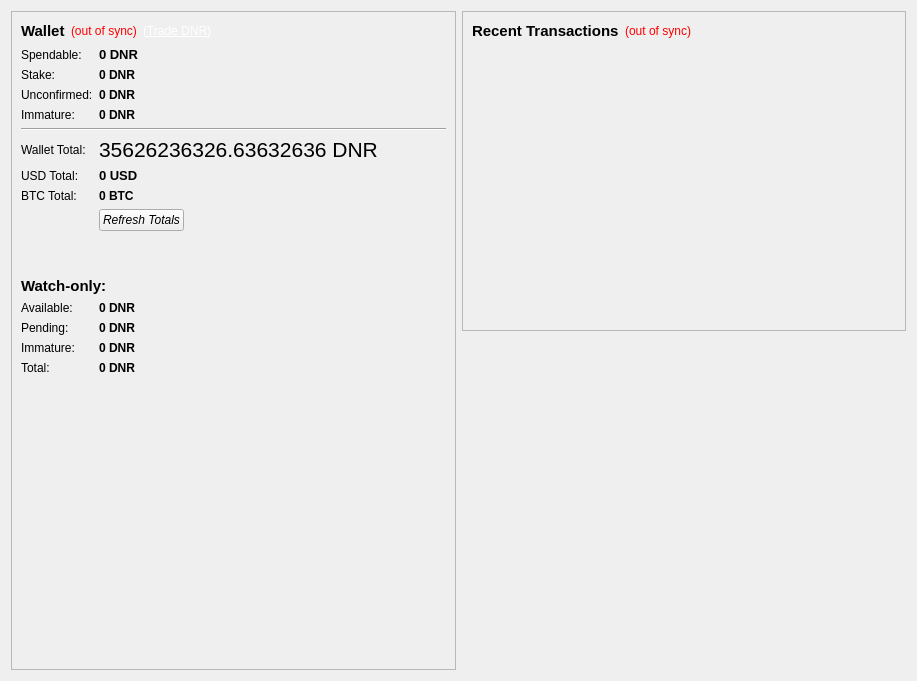
Before: the Qt Designer form src/qt/forms/overviewpage.ui in metaspartan/denarius, drawn with Qt 5.
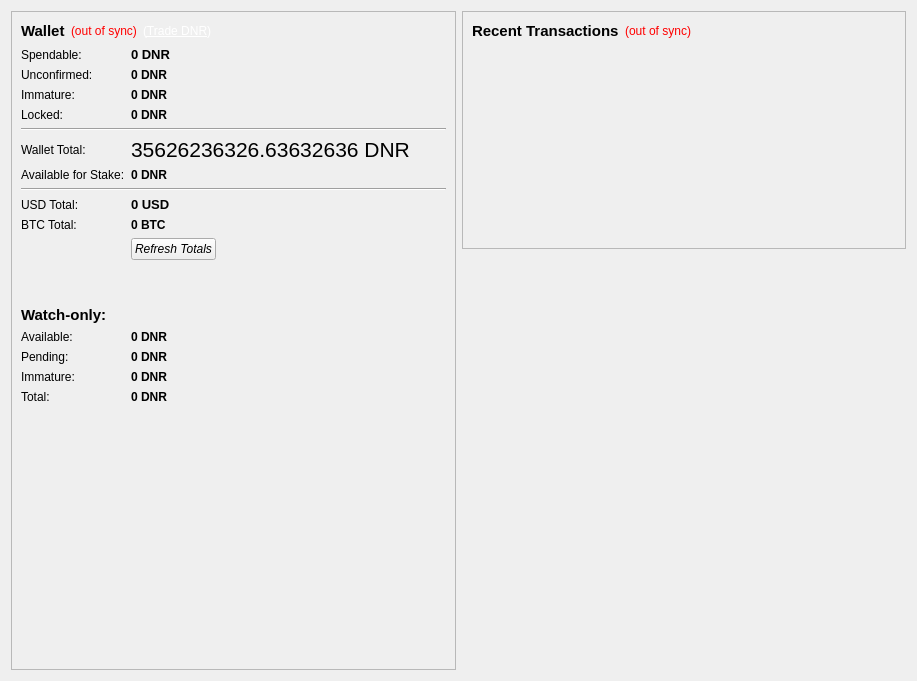
After: the same form once the commit is applied. Icons and pictures are not drawn.

Commit message: ui elements for locked balance change representation of immature and stake balances fix getbalance calls for immature coins

What changed in the file:
```diff
--- a/src/qt/forms/overviewpage.ui
+++ b/src/qt/forms/overviewpage.ui
@@ -25,19 +25,6 @@
         <enum>QFrame::Raised</enum>
        </property>
        <layout class="QGridLayout" name="gridLayout_2">
-        <item row="2" column="0">
-         <spacer name="verticalSpacer">
-          <property name="orientation">
-           <enum>Qt::Vertical</enum>
-          </property>
-          <property name="sizeHint" stdset="0">
-           <size>
-            <width>20</width>
-            <height>40</height>
-           </size>
-          </property>
-         </spacer>
-        </item>
         <item row="0" column="0">
          <layout class="QHBoxLayout" name="horizontalLayout_4">
           <item>
@@ -100,7 +87,36 @@
         </item>
         <item row="1" column="0">
          <layout class="QGridLayout" name="gridLayout">
-          <item row="5" column="1">
+          <item row="7" column="0">
+           <widget class="QLabel" name="labelStakeText">
+            <property name="text">
+             <string>Available for Stake:</string>
+            </property>
+           </widget>
+          </item>
+          <item row="7" column="1">
+           <widget class="QLabel" name="labelStake">
+            <property name="font">
+             <font>
+              <weight>75</weight>
+              <bold>true</bold>
+             </font>
+            </property>
+            <property name="cursor">
+             <cursorShape>IBeamCursor</cursorShape>
+            </property>
+            <property name="toolTip">
+             <string>Total of coins that was staked, and do not yet count toward the current balance</string>
+            </property>
+            <property name="text">
+             <string notr="true">0 DNR</string>
+            </property>
+            <property name="textInteractionFlags">
+             <set>Qt::LinksAccessibleByMouse|Qt::TextSelectableByKeyboard|Qt::TextSelectableByMouse</set>
+            </property>
+           </widget>
+          </item>
+          <item row="6" column="1">
            <widget class="QLabel" name="labelTotal">
             <property name="font">
              <font>
@@ -123,35 +139,108 @@
             </property>
            </widget>
           </item>
-          <item row="8" column="0">
+          <item row="19" column="0">
+           <widget class="QLabel" name="watch4">
+            <property name="text">
+             <string>Total:</string>
+            </property>
+           </widget>
+          </item>
+          <item row="19" column="1">
+           <widget class="QLabel" name="labelWatchTotal">
+            <property name="font">
+             <font>
+              <weight>75</weight>
+              <bold>true</bold>
+             </font>
+            </property>
+            <property name="cursor">
+             <cursorShape>IBeamCursor</cursorShape>
+            </property>
+            <property name="toolTip">
+             <string>Current total balance in watch-only addresses</string>
+            </property>
+            <property name="text">
+             <string notr="true">0 DNR</string>
+            </property>
+            <property name="alignment">
+             <set>Qt::AlignLeading|Qt::AlignLeft|Qt::AlignVCenter</set>
+            </property>
+            <property name="textInteractionFlags">
+             <set>Qt::LinksAccessibleByMouse|Qt::TextSelectableByKeyboard|Qt::TextSelectableByMouse</set>
+            </property>
+           </widget>
+          </item>
+          <item row="18" column="1">
+           <widget class="QLabel" name="labelWatchImmature">
+            <property name="font">
+             <font>
+              <weight>75</weight>
+              <bold>true</bold>
+             </font>
+            </property>
+            <property name="cursor">
+             <cursorShape>IBeamCursor</cursorShape>
+            </property>
+            <property name="toolTip">
+             <string>Mined balance in watch-only addresses that has not yet matured</string>
+            </property>
+            <property name="text">
+             <string notr="true">0 DNR</string>
+            </property>
+            <property name="alignment">
+             <set>Qt::AlignLeading|Qt::AlignLeft|Qt::AlignVCenter</set>
+            </property>
+            <property name="textInteractionFlags">
+             <set>Qt::LinksAccessibleByMouse|Qt::TextSelectableByKeyboard|Qt::TextSelectableByMouse</set>
+            </property>
+           </widget>
+          </item>
+          <item row="16" column="1">
+           <widget class="QLabel" name="labelWatchAvailable">
+            <property name="font">
+             <font>
+              <weight>75</weight>
+              <bold>true</bold>
+             </font>
+            </property>
+            <property name="cursor">
+             <cursorShape>IBeamCursor</cursorShape>
+            </property>
+            <property name="toolTip">
+             <string>Your current balance in watch-only addresses</string>
+            </property>
+            <property name="text">
+             <string notr="true">0 DNR</string>
+            </property>
+            <property name="alignment">
+             <set>Qt::AlignLeading|Qt::AlignLeft|Qt::AlignVCenter</set>
+            </property>
+            <property name="textInteractionFlags">
+             <set>Qt::LinksAccessibleByMouse|Qt::TextSelectableByKeyboard|Qt::TextSelectableByMouse</set>
+            </property>
+           </widget>
+          </item>
+          <item row="5" column="0" colspan="3">
+           <widget class="Line" name="line">
+            <property name="sizePolicy">
+             <sizepolicy hsizetype="Expanding" vsizetype="Fixed">
+              <horstretch>0</horstretch>
+              <verstretch>0</verstretch>
+             </sizepolicy>
+            </property>
+            <property name="orientation">
+             <enum>Qt::Horizontal</enum>
+            </property>
+           </widget>
+          </item>
+          <item row="11" column="0">
            <widget class="QLabel" name="btctotal">
             <property name="text">
              <string>BTC Total:</string>
             </property>
            </widget>
           </item>
-          <item row="8" column="1" colspan="2">
-           <widget class="QLabel" name="labelBTCTotal">
-            <property name="font">
-             <font>
-              <weight>75</weight>
-              <bold>true</bold>
-             </font>
-            </property>
-            <property name="cursor">
-             <cursorShape>IBeamCursor</cursorShape>
-            </property>
-            <property name="toolTip">
-             <string>Your current total balance estimated in BTC, Rate is not updated often</string>
-            </property>
-            <property name="text">
-             <string>0 BTC</string>
-            </property>
-            <property name="textInteractionFlags">
-             <set>Qt::LinksAccessibleByMouse|Qt::TextSelectableByKeyboard|Qt::TextSelectableByMouse</set>
-            </property>
-           </widget>
-          </item>
           <item row="0" column="1" colspan="2">
            <widget class="QLabel" name="labelBalance">
             <property name="font">
@@ -175,7 +264,7 @@
             </property>
            </widget>
           </item>
-          <item row="7" column="1" colspan="2">
+          <item row="10" column="1" colspan="2">
            <widget class="QLabel" name="labelUSDTotal">
             <property name="font">
              <font>
@@ -198,7 +287,102 @@
             </property>
            </widget>
           </item>
-          <item row="9" column="1" colspan="2">
+          <item row="14" column="0">
+           <spacer name="verticalSpacer_3">
+            <property name="orientation">
+             <enum>Qt::Vertical</enum>
+            </property>
+            <property name="sizeType">
+             <enum>QSizePolicy::Fixed</enum>
+            </property>
+            <property name="sizeHint" stdset="0">
+             <size>
+              <width>20</width>
+              <height>40</height>
+             </size>
+            </property>
+           </spacer>
+          </item>
+          <item row="17" column="0">
+           <widget class="QLabel" name="watch2">
+            <property name="text">
+             <string>Pending:</string>
+            </property>
+           </widget>
+          </item>
+          <item row="3" column="1" colspan="2">
+           <widget class="QLabel" name="labelImmature">
+            <property name="font">
+             <font>
+              <weight>75</weight>
+              <bold>true</bold>
+             </font>
+            </property>
+            <property name="toolTip">
+             <string>Balance from new stakes or coins that is not mature enough to be spent</string>
+            </property>
+            <property name="text">
+             <string notr="true">0 DNR</string>
+            </property>
+            <property name="textInteractionFlags">
+             <set>Qt::LinksAccessibleByMouse|Qt::TextSelectableByKeyboard|Qt::TextSelectableByMouse</set>
+            </property>
+           </widget>
+          </item>
+          <item row="2" column="1" colspan="2">
+           <widget class="QLabel" name="labelUnconfirmed">
+            <property name="font">
+             <font>
+              <weight>75</weight>
+              <bold>true</bold>
+             </font>
+            </property>
+            <property name="cursor">
+             <cursorShape>IBeamCursor</cursorShape>
+            </property>
+            <property name="toolTip">
+             <string>Total of transactions that have yet to be confirmed, and do not yet count toward the current balance</string>
+            </property>
+            <property name="text">
+             <string notr="true">0 DNR</string>
+            </property>
+            <property name="textInteractionFlags">
+             <set>Qt::LinksAccessibleByMouse|Qt::TextSelectableByKeyboard|Qt::TextSelectableByMouse</set>
+            </property>
+           </widget>
+          </item>
+          <item row="0" column="0">
+           <widget class="QLabel" name="label">
+            <property name="text">
+             <string>Spendable:</string>
+            </property>
+           </widget>
+          </item>
+          <item row="10" column="0">
+           <widget class="QLabel" name="usdtotal">
+            <property name="text">
+             <string>USD Total:</string>
+            </property>
+           </widget>
+          </item>
+          <item row="15" column="0" colspan="2">
+           <widget class="QLabel" name="labelWatchonly">
+            <property name="font">
+             <font>
+              <pointsize>11</pointsize>
+              <weight>75</weight>
+              <bold>true</bold>
+             </font>
+            </property>
+            <property name="text">
+             <string>Watch-only:</string>
+            </property>
+            <property name="alignment">
+             <set>Qt::AlignLeading|Qt::AlignLeft|Qt::AlignVCenter</set>
+            </property>
+           </widget>
+          </item>
+          <item row="12" column="1" colspan="2">
            <widget class="QPushButton" name="refreshButton">
             <property name="sizePolicy">
              <sizepolicy hsizetype="Fixed" vsizetype="Fixed">
@@ -241,8 +425,15 @@
             </property>
            </widget>
           </item>
-          <item row="1" column="1" colspan="2">
-           <widget class="QLabel" name="labelStake">
+          <item row="3" column="0">
+           <widget class="QLabel" name="labelImmatureText">
+            <property name="text">
+             <string>Immature:</string>
+            </property>
+           </widget>
+          </item>
+          <item row="11" column="1" colspan="2">
+           <widget class="QLabel" name="labelBTCTotal">
             <property name="font">
              <font>
               <weight>75</weight>
@@ -253,10 +444,10 @@
              <cursorShape>IBeamCursor</cursorShape>
             </property>
             <property name="toolTip">
-             <string>Total of coins that was staked, and do not yet count toward the current balance</string>
+             <string>Your current total balance estimated in BTC, Rate is not updated often</string>
             </property>
             <property name="text">
-             <string notr="true">0 DNR</string>
+             <string>0 BTC</string>
             </property>
             <property name="textInteractionFlags">
              <set>Qt::LinksAccessibleByMouse|Qt::TextSelectableByKeyboard|Qt::TextSelectableByMouse</set>
@@ -270,185 +461,35 @@
             </property>
            </widget>
           </item>
-          <item row="5" column="0">
+          <item row="6" column="0">
            <widget class="QLabel" name="labelTotalText">
             <property name="text">
              <string>Wallet Total:</string>
             </property>
            </widget>
           </item>
-          <item row="3" column="0">
-           <widget class="QLabel" name="labelImmatureText">
-            <property name="text">
-             <string>Immature:</string>
-            </property>
-           </widget>
-          </item>
-          <item row="7" column="0">
-           <widget class="QLabel" name="usdtotal">
-            <property name="text">
-             <string>USD Total:</string>
-            </property>
-           </widget>
-          </item>
-          <item row="12" column="0" colspan="2">
-           <widget class="QLabel" name="labelWatchonly">
-            <property name="font">
-             <font>
-              <pointsize>11</pointsize>
-              <weight>75</weight>
-              <bold>true</bold>
-             </font>
-            </property>
-            <property name="text">
-             <string>Watch-only:</string>
-            </property>
-            <property name="alignment">
-             <set>Qt::AlignLeading|Qt::AlignLeft|Qt::AlignVCenter</set>
-            </property>
-           </widget>
-          </item>
-          <item row="0" column="0">
-           <widget class="QLabel" name="label">
-            <property name="text">
-             <string>Spendable:</string>
-            </property>
-           </widget>
-          </item>
-          <item row="2" column="1" colspan="2">
-           <widget class="QLabel" name="labelUnconfirmed">
-            <property name="font">
-             <font>
-              <weight>75</weight>
-              <bold>true</bold>
-             </font>
-            </property>
-            <property name="cursor">
-             <cursorShape>IBeamCursor</cursorShape>
-            </property>
-            <property name="toolTip">
-             <string>Total of transactions that have yet to be confirmed, and do not yet count toward the current balance</string>
-            </property>
-            <property name="text">
-             <string notr="true">0 DNR</string>
-            </property>
-            <property name="textInteractionFlags">
-             <set>Qt::LinksAccessibleByMouse|Qt::TextSelectableByKeyboard|Qt::TextSelectableByMouse</set>
-            </property>
-           </widget>
-          </item>
-          <item row="13" column="0">
+          <item row="16" column="0">
            <widget class="QLabel" name="watch1">
             <property name="text">
              <string>Available:</string>
             </property>
            </widget>
           </item>
-          <item row="1" column="0">
-           <widget class="QLabel" name="stakelabel">
-            <property name="text">
-             <string>Stake:</string>
-            </property>
-           </widget>
-          </item>
-          <item row="3" column="1" colspan="2">
-           <widget class="QLabel" name="labelImmature">
-            <property name="font">
-             <font>
-              <weight>75</weight>
-              <bold>true</bold>
-             </font>
-            </property>
-            <property name="toolTip">
-             <string>Mined balance that has not yet matured</string>
-            </property>
-            <property name="text">
-             <string notr="true">0 DNR</string>
-            </property>
-            <property name="textInteractionFlags">
-             <set>Qt::LinksAccessibleByMouse|Qt::TextSelectableByKeyboard|Qt::TextSelectableByMouse</set>
-            </property>
-           </widget>
-          </item>
-          <item row="4" column="0" colspan="3">
-           <widget class="Line" name="line">
-            <property name="orientation">
-             <enum>Qt::Horizontal</enum>
-            </property>
-           </widget>
-          </item>
-          <item row="16" column="0">
-           <widget class="QLabel" name="watch4">
-            <property name="text">
-             <string>Total:</string>
-            </property>
-           </widget>
-          </item>
-          <item row="15" column="0">
+          <item row="18" column="0">
            <widget class="QLabel" name="watch3">
             <property name="text">
              <string>Immature:</string>
             </property>
            </widget>
           </item>
-          <item row="14" column="0">
-           <widget class="QLabel" name="watch2">
+          <item row="4" column="0">
+           <widget class="QLabel" name="labelLockedText">
             <property name="text">
-             <string>Pending:</string>
+             <string>Locked:</string>
             </property>
            </widget>
           </item>
-          <item row="16" column="1">
-           <widget class="QLabel" name="labelWatchTotal">
-            <property name="font">
-             <font>
-              <weight>75</weight>
-              <bold>true</bold>
-             </font>
-            </property>
-            <property name="cursor">
-             <cursorShape>IBeamCursor</cursorShape>
-            </property>
-            <property name="toolTip">
-             <string>Current total balance in watch-only addresses</string>
-            </property>
-            <property name="text">
-             <string notr="true">0 DNR</string>
-            </property>
-            <property name="alignment">
-             <set>Qt::AlignLeading|Qt::AlignLeft|Qt::AlignVCenter</set>
-            </property>
-            <property name="textInteractionFlags">
-             <set>Qt::LinksAccessibleByMouse|Qt::TextSelectableByKeyboard|Qt::TextSelectableByMouse</set>
-            </property>
-           </widget>
-          </item>
-          <item row="13" column="1">
-           <widget class="QLabel" name="labelWatchAvailable">
-            <property name="font">
-             <font>
-              <weight>75</weight>
-              <bold>true</bold>
-             </font>
-            </property>
-            <property name="cursor">
-             <cursorShape>IBeamCursor</cursorShape>
-            </property>
-            <property name="toolTip">
-             <string>Your current balance in watch-only addresses</string>
-            </property>
-            <property name="text">
-             <string notr="true">0 DNR</string>
-            </property>
-            <property name="alignment">
-             <set>Qt::AlignLeading|Qt::AlignLeft|Qt::AlignVCenter</set>
-            </property>
-            <property name="textInteractionFlags">
-             <set>Qt::LinksAccessibleByMouse|Qt::TextSelectableByKeyboard|Qt::TextSelectableByMouse</set>
-            </property>
-           </widget>
-          </item>
-          <item row="14" column="1">
+          <item row="17" column="1">
            <widget class="QLabel" name="labelWatchPending">
             <property name="font">
              <font>
@@ -473,49 +514,59 @@
             </property>
            </widget>
           </item>
-          <item row="15" column="1">
-           <widget class="QLabel" name="labelWatchImmature">
+          <item row="4" column="1" colspan="2">
+           <widget class="QLabel" name="labelLocked">
+            <property name="enabled">
+             <bool>true</bool>
+            </property>
             <property name="font">
              <font>
               <weight>75</weight>
               <bold>true</bold>
              </font>
             </property>
-            <property name="cursor">
-             <cursorShape>IBeamCursor</cursorShape>
-            </property>
             <property name="toolTip">
-             <string>Mined balance in watch-only addresses that has not yet matured</string>
+             <string>Balance locked from usage, e.g. masternode collateral</string>
             </property>
             <property name="text">
-             <string notr="true">0 DNR</string>
-            </property>
-            <property name="alignment">
-             <set>Qt::AlignLeading|Qt::AlignLeft|Qt::AlignVCenter</set>
+             <string>0 DNR</string>
             </property>
             <property name="textInteractionFlags">
-             <set>Qt::LinksAccessibleByMouse|Qt::TextSelectableByKeyboard|Qt::TextSelectableByMouse</set>
+             <set>Qt::TextSelectableByKeyboard|Qt::TextSelectableByMouse</set>
             </property>
            </widget>
           </item>
-          <item row="11" column="0">
-           <spacer name="verticalSpacer_3">
+          <item row="8" column="0" rowspan="2" colspan="3">
+           <widget class="Line" name="line_2">
+            <property name="sizePolicy">
+             <sizepolicy hsizetype="Expanding" vsizetype="Fixed">
+              <horstretch>0</horstretch>
+              <verstretch>0</verstretch>
+             </sizepolicy>
+            </property>
             <property name="orientation">
-             <enum>Qt::Vertical</enum>
+             <enum>Qt::Horizontal</enum>
             </property>
-            <property name="sizeType">
-             <enum>QSizePolicy::Fixed</enum>
-            </property>
-            <property name="sizeHint" stdset="0">
-             <size>
-              <width>20</width>
-              <height>40</height>
-             </size>
-            </property>
-           </spacer>
+           </widget>
           </item>
          </layout>
         </item>
+        <item row="2" column="0">
+         <spacer name="verticalSpacer">
+          <property name="orientation">
+           <enum>Qt::Vertical</enum>
+          </property>
+          <property name="sizeType">
+           <enum>QSizePolicy::Expanding</enum>
+          </property>
+          <property name="sizeHint" stdset="0">
+           <size>
+            <width>20</width>
+            <height>40</height>
+           </size>
+          </property>
+         </spacer>
+        </item>
        </layout>
       </widget>
      </item>
@@ -579,6 +630,12 @@
         </item>
         <item>
          <widget class="QListView" name="listTransactions">
+          <property name="sizePolicy">
+           <sizepolicy hsizetype="MinimumExpanding" vsizetype="Expanding">
+            <horstretch>0</horstretch>
+            <verstretch>0</verstretch>
+           </sizepolicy>
+          </property>
           <property name="styleSheet">
            <string notr="true">QListView { background: transparent; }</string>
           </property>
@@ -604,6 +661,9 @@
        <property name="orientation">
         <enum>Qt::Vertical</enum>
        </property>
+       <property name="sizeType">
+        <enum>QSizePolicy::MinimumExpanding</enum>
+       </property>
        <property name="sizeHint" stdset="0">
         <size>
          <width>20</width>
@@ -613,7 +673,19 @@
       </spacer>
      </item>
      <item>
-      <widget class="QLabel" name="label_2">
+      <widget class="QLabel" name="logo">
+       <property name="sizePolicy">
+        <sizepolicy hsizetype="Expanding" vsizetype="Expanding">
+         <horstretch>0</horstretch>
+         <verstretch>0</verstretch>
+        </sizepolicy>
+       </property>
+       <property name="baseSize">
+        <size>
+         <width>222</width>
+         <height>128</height>
+        </size>
+       </property>
        <property name="layoutDirection">
         <enum>Qt::RightToLeft</enum>
        </property>
```
The commit also changes 6 other files.
